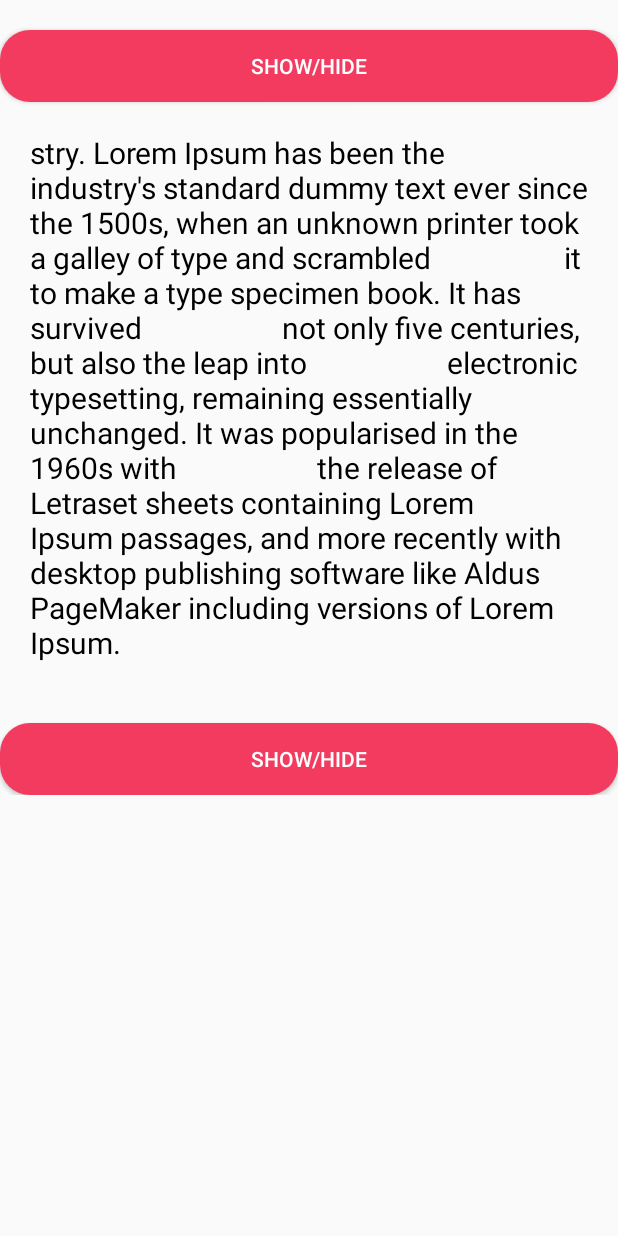
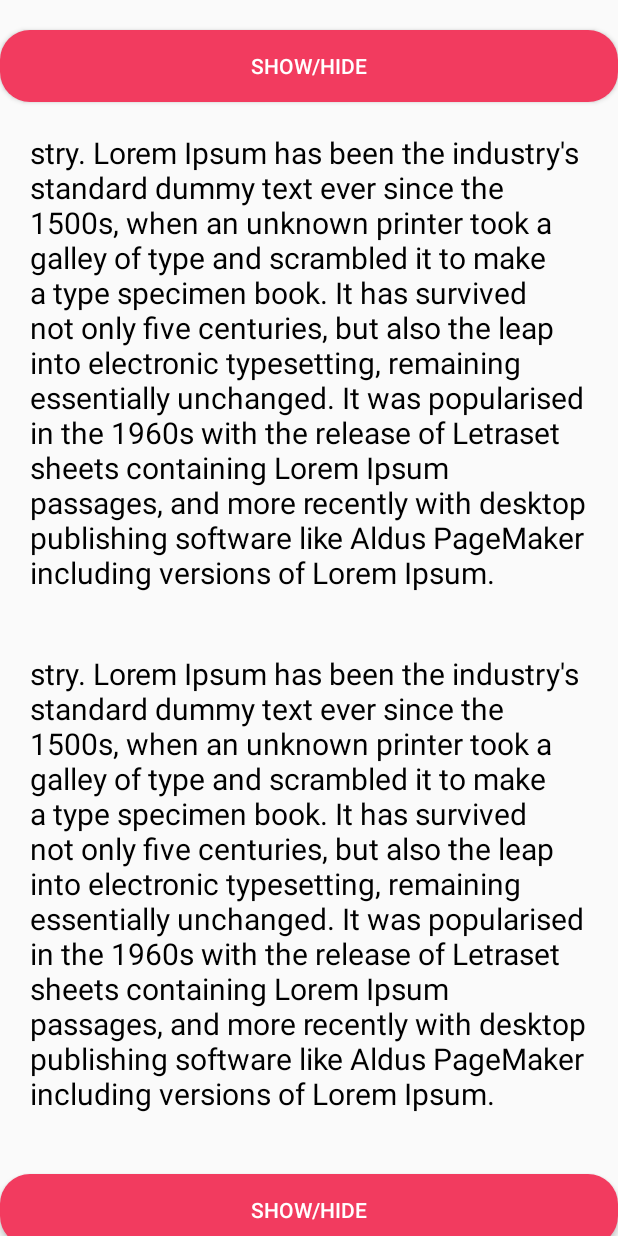
Before and after one commit to Abhi73017/CollegeBuddy, an Android app: the EEE_1st_new screen opened directly, with no data from a screen before it, after a tap on "SHOW/HIDE", on a phone screen of 412 x 824 dp. Run offline under Robolectric (Android 15) with nearby library versions, the light colour scheme and no system bars.

Commit message:
now we can add multiple view

```diff
--- a/app/src/main/java/com/abhishek/collegebuddy/NewSyllabus/FirstSem/EEE_1st_new.kt
+++ b/app/src/main/java/com/abhishek/collegebuddy/NewSyllabus/FirstSem/EEE_1st_new.kt
@@ -13,20 +13,23 @@
         super.onCreate(savedInstanceState)
         setContentView(R.layout.activity_eee_sem1_new)
         showbtn.setOnClickListener {
-            if (customtxt.isVisible){
-                customtxt.visibility = View.GONE
+            if (btn1layout.isVisible){
+                btn1layout.visibility = View.GONE
+
             }
             else{
-                customtxt.visibility = View.VISIBLE
+                btn1layout.visibility = View.VISIBLE
+
 
             }
         }
+
         showbtn2.setOnClickListener {
-            if (customtxt2.isVisible){
-                customtxt2.visibility = View.GONE
+            if (btn2layout.isVisible){
+                btn2layout.visibility = View.GONE
             }
             else{
-                customtxt2.visibility = View.VISIBLE
+                btn2layout.visibility = View.VISIBLE
 
             }
         }
--- a/app/src/main/res/layout/activity_eee_sem1_new.xml
+++ b/app/src/main/res/layout/activity_eee_sem1_new.xml
@@ -23,26 +23,38 @@
                 android:background="@drawable/buttoncurve"
                 android:text="Show/Hide"
                 android:textColor="@color/white" />
-
+    <LinearLayout
+        android:id="@+id/btn1layout"
+        android:layout_width="match_parent"
+        android:layout_height="match_parent"
+        android:orientation="vertical"
+        android:visibility="gone">
 
         <TextView
-                android:id="@+id/customtxt"
+            android:id="@+id/btn1txt1"
             android:layout_width="wrap_content"
             android:layout_height="wrap_content"
             android:padding="20dp"
-                android:text="stry. Lorem Ipsum has been the
-                 industry's standard dummy text ever since the 1500s, when an unknown printer took a galley of type and scrambled
-                  it to make a type specimen book. It has survived
-                   not only five centuries, but also the leap into
-                   electronic typesetting, remaining essentially
-                   unchanged. It was popularised in the 1960s with
-                   the release of Letraset sheets containing Lorem Ipsum passages, and more recently with desktop publishing software like Aldus
-                 PageMaker including versions of Lorem Ipsum."
+            android:text="@string/demotext"
             android:textColor="@color/black"
             android:textFontWeight="700"
             android:textSize="20sp"
-                android:visibility="gone"
+            android:visibility="visible"
             app:layout_constraintStart_toStartOf="parent" />
+        <TextView
+            android:id="@+id/btn1txt2"
+            android:layout_width="wrap_content"
+            android:layout_height="wrap_content"
+            android:padding="20dp"
+            android:text="@string/demotext"
+            android:textColor="@color/black"
+            android:textFontWeight="700"
+            android:textSize="20sp"
+            android:visibility="visible"
+            app:layout_constraintStart_toStartOf="parent" />
+    </LinearLayout>
+
+
             <Button
                 android:id="@+id/showbtn2"
                 android:layout_marginTop="20dp"
@@ -53,24 +65,36 @@
                 android:textColor="@color/white" />
 
 
+            <LinearLayout
+                android:id="@+id/btn2layout"
+                android:layout_width="match_parent"
+                android:layout_height="match_parent"
+                android:orientation="vertical"
+                android:visibility="gone">
             <TextView
-                android:id="@+id/customtxt2"
+                android:id="@+id/btn2txt1"
                 android:layout_width="wrap_content"
                 android:layout_height="wrap_content"
                 android:padding="20dp"
-                android:text="stry. Lorem Ipsum has been the
-                 industry's standard dummy text ever since the 1500s, when an unknown printer took a galley of type and scrambled
-                  it to make a type specimen book. It has survived
-                   not only five centuries, but also the leap into
-                   electronic typesetting, remaining essentially
-                   unchanged. It was popularised in the 1960s with
-                   the release of Letraset sheets containing Lorem Ipsum passages, and more recently with desktop publishing software like Aldus
-                 PageMaker including versions of Lorem Ipsum."
+                android:text="@string/demotext"
                 android:textColor="@color/black"
                 android:textFontWeight="700"
                 android:textSize="20sp"
-                android:visibility="gone"
+                android:visibility="visible"
                 app:layout_constraintStart_toStartOf="parent" />
+
+            <TextView
+                android:id="@+id/btn2txt2"
+                android:layout_width="wrap_content"
+                android:layout_height="wrap_content"
+                android:padding="20dp"
+                android:text= "@string/demotext"
+                android:textColor="@color/black"
+                android:textFontWeight="700"
+                android:textSize="20sp"
+                android:visibility="visible"
+                app:layout_constraintStart_toStartOf="parent" />
+            </LinearLayout>
 
 
         </LinearLayout>
--- a/app/src/main/res/values/strings.xml
+++ b/app/src/main/res/values/strings.xml
@@ -10,4 +10,5 @@
     <string name="abhiEmail">Youremail@gmail.com</string>
     <string name="vikashEmail">followvikash8@gmail.com</string>
     <string name="complainUrl">www.google.com</string>
+    <string name="demotext">stry. Lorem Ipsum has been the industry\'s standard dummy text ever since the 1500s, when an unknown printer took a galley of type and scrambled it to make a type specimen book. It has survived not only five centuries, but also the leap into electronic typesetting, remaining essentially unchanged. It was popularised in the 1960s with the release of Letraset sheets containing Lorem Ipsum passages, and more recently with desktop publishing software like Aldus PageMaker including versions of Lorem Ipsum.</string>
 </resources>
```
Lines whose indentation alone changed are shown as unchanged.
